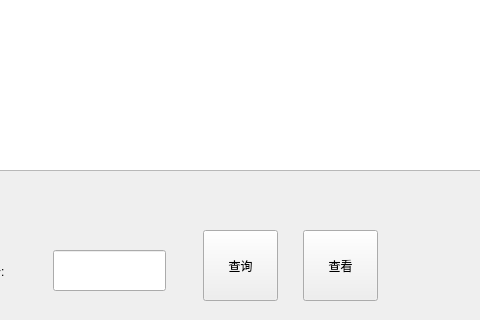
Qt form TutorSystem/src/form/childwidgete.ui (tutorsoft/tutorsoft) before a commit; both pictures show x 267 to 747 and y 350 to 670 of the 1000 by 670 pixel window.
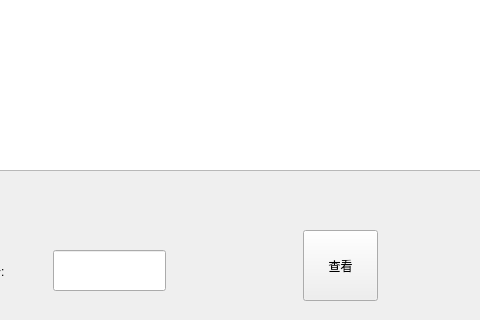
The same form after that commit.

What changed in the file:
```diff
--- a/TutorSystem/src/form/childwidgete.ui
+++ b/TutorSystem/src/form/childwidgete.ui
@@ -49,19 +49,6 @@
     <string>教师编号:</string>
    </property>
   </widget>
-  <widget class="QPushButton" name="btn_find">
-   <property name="geometry">
-    <rect>
-     <x>470</x>
-     <y>580</y>
-     <width>75</width>
-     <height>71</height>
-    </rect>
-   </property>
-   <property name="text">
-    <string>查询</string>
-   </property>
-  </widget>
   <widget class="QLineEdit" name="lineEdit">
    <property name="geometry">
     <rect>
```
